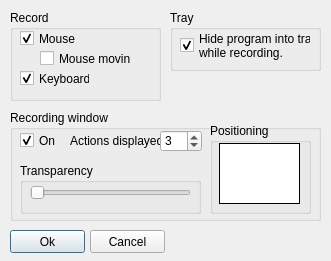
Before: the Qt Designer form DoForMe!/recorder_settings_dialog.ui in jajcek/DoForMe, drawn with Qt 5.
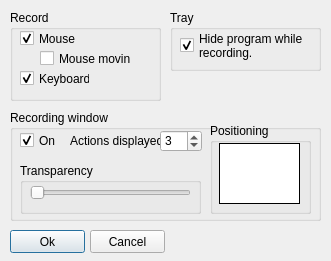
After: the same form once the commit is applied. Icons and pictures are not drawn.

Commit message: - tray icon while recording

Diff of the .ui file:
```diff
--- a/DoForMe!/recorder_settings_dialog.ui
+++ b/DoForMe!/recorder_settings_dialog.ui
@@ -216,8 +216,8 @@
      </rect>
     </property>
     <property name="text">
-     <string>Hide program into tray
-while recording.</string>
+     <string>Hide program while
+recording.</string>
     </property>
     <property name="checked">
      <bool>true</bool>
```
The commit also changes 8 other files.
